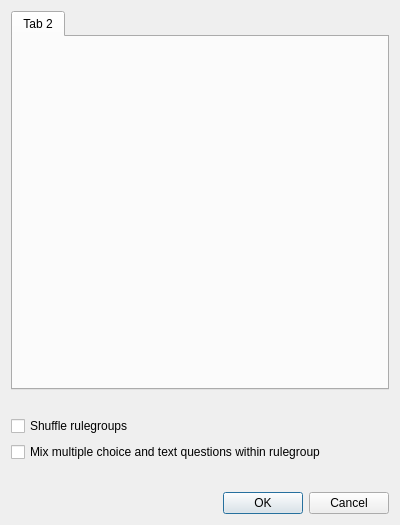
Above: res/regeltest_setup.ui from jfeil/RegeltestCreator before the change. Below: the same form after it.
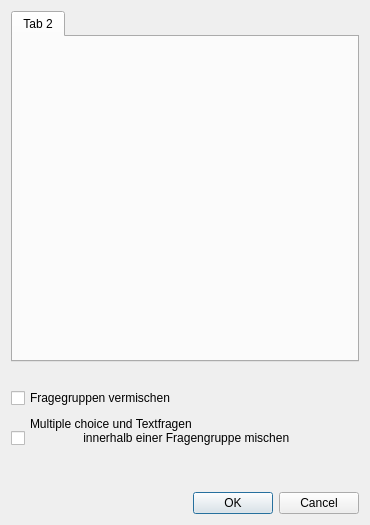
That is the form after the change.

Commit message: Replace rulegroup with question_group (naming refactoring)

```diff
--- a/res/regeltest_setup.ui
+++ b/res/regeltest_setup.ui
@@ -6,7 +6,7 @@
    <rect>
     <x>0</x>
     <y>0</y>
-    <width>400</width>
+    <width>370</width>
     <height>525</height>
    </rect>
   </property>
@@ -48,14 +48,16 @@
    <item>
     <widget class="QCheckBox" name="checkbox_rulegroups">
      <property name="text">
-      <string>Shuffle rulegroups</string>
+               <string>Fragegruppen vermischen</string>
      </property>
     </widget>
    </item>
    <item>
     <widget class="QCheckBox" name="checkbox_textmchoice">
      <property name="text">
-      <string>Mix multiple choice and text questions within rulegroup</string>
+            <string>Multiple choice und Textfragen
+                innerhalb einer Fragengruppe mischen
+            </string>
      </property>
     </widget>
    </item>
```
Left out of the diff: 2 changed lines with no effect on the pictures. Lines whose indentation alone changed are shown as unchanged. The commit also changes 10 other files.
